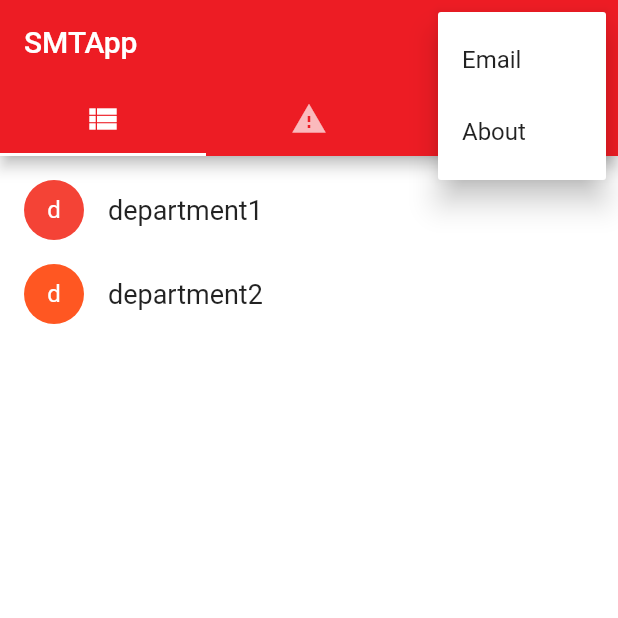
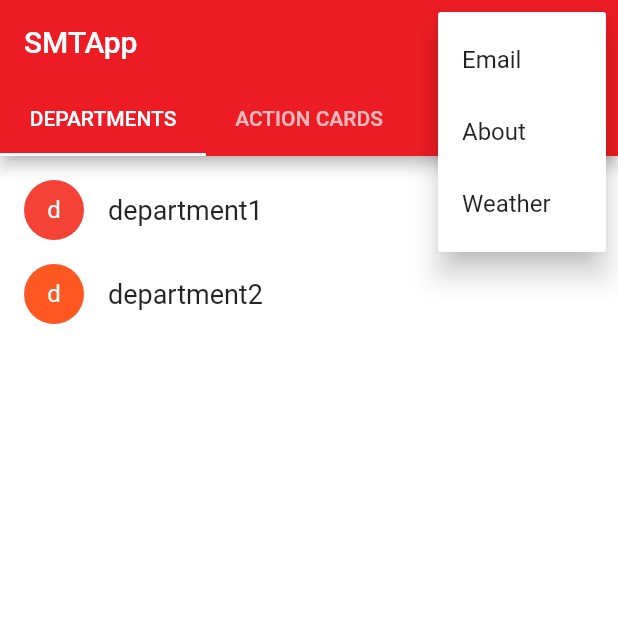
Before and after one commit to SnakeyHips/SMTApp, a Flutter app: the screen it shows after launch, after a tap on the "more vert" icon, on a phone screen of 412 x 824 dp, the top half of it. Run offline on Flutter 3.47's test engine with Material 2 defaults, Android fonts, the phone set to English and light mode, and no system bars; missing offline and left inert: SMTApp; statements that could not run were skipped.

Commit message:
Update home_page.dart
gone back to text tabs and changed nested materialapp to materialapp -> material

```diff
--- a/lib/widgets/home_page.dart
+++ b/lib/widgets/home_page.dart
@@ -15,17 +15,16 @@ class HomePageState extends State<HomePage> {
 
   @override
   Widget build(BuildContext context) {
-    return MaterialApp(
-        theme: new ThemeData(primaryColor: Color.fromRGBO(237, 28, 36, 1.0)),
-        home: DefaultTabController(
+    return Material(
+        child: DefaultTabController(
           length: 3,
           child: Scaffold(
               appBar: AppBar(
                   bottom: TabBar(
                     tabs: [
-                      Tab(icon: Icon(Icons.view_list)),
-                      Tab(icon: Icon(Icons.report_problem)),
-                      Tab(icon: Icon(Icons.contacts))
+                      Tab(text: "DEPARTMENTS"),
+                      Tab(text: "ACTION CARDS"),
+                      Tab(text: "CONTACTS")
                     ],
                     indicatorColor: Colors.white,
                   ),
@@ -38,12 +37,16 @@ class HomePageState extends State<HomePage> {
                                 child: const Text("Email"), value: "Email"),
                             new PopupMenuItem<String>(
                                 child: const Text("About"), value: "About"),
+                            new PopupMenuItem<String>(
+                                child: const Text("Weather"), value: "Weather"),
                           ],
                       onSelected: (result) async {
                         if (result == "Email") {
                           await PageUtil.launchEmail("test");
                         } else if (result == "About") {
                           await PageUtil.aboutDialog(context);
+                        } else if (result == "Weather") {
+                          await PageUtil.weatherDialog(context);
                         }
                       },
                     ),
```
